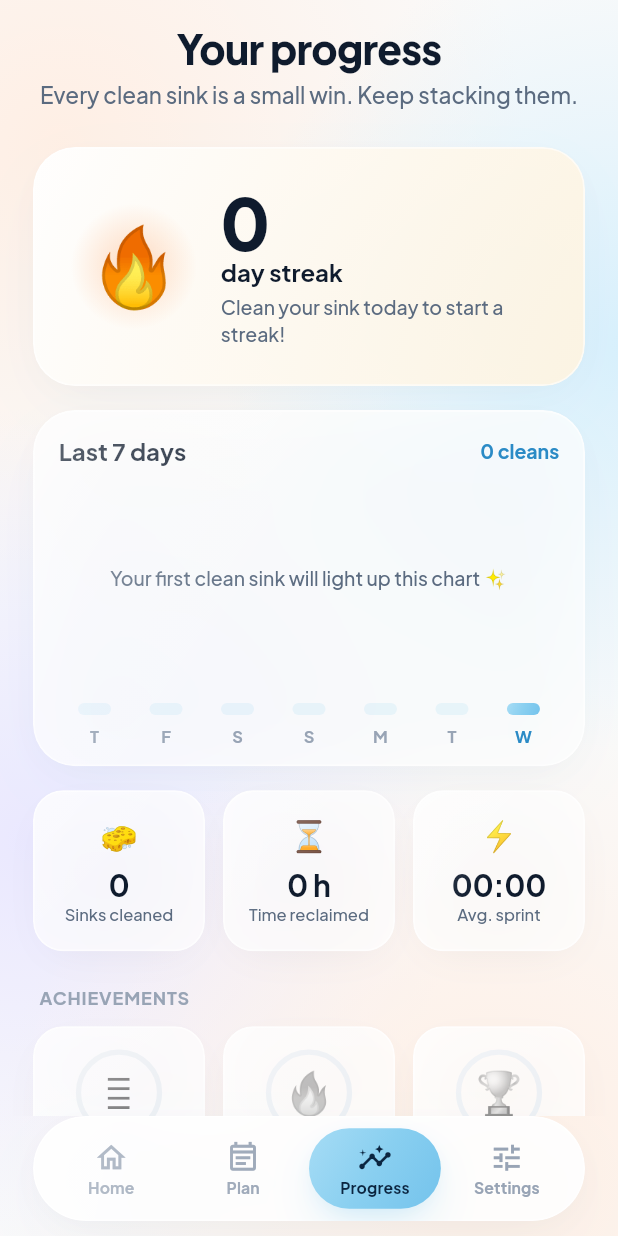
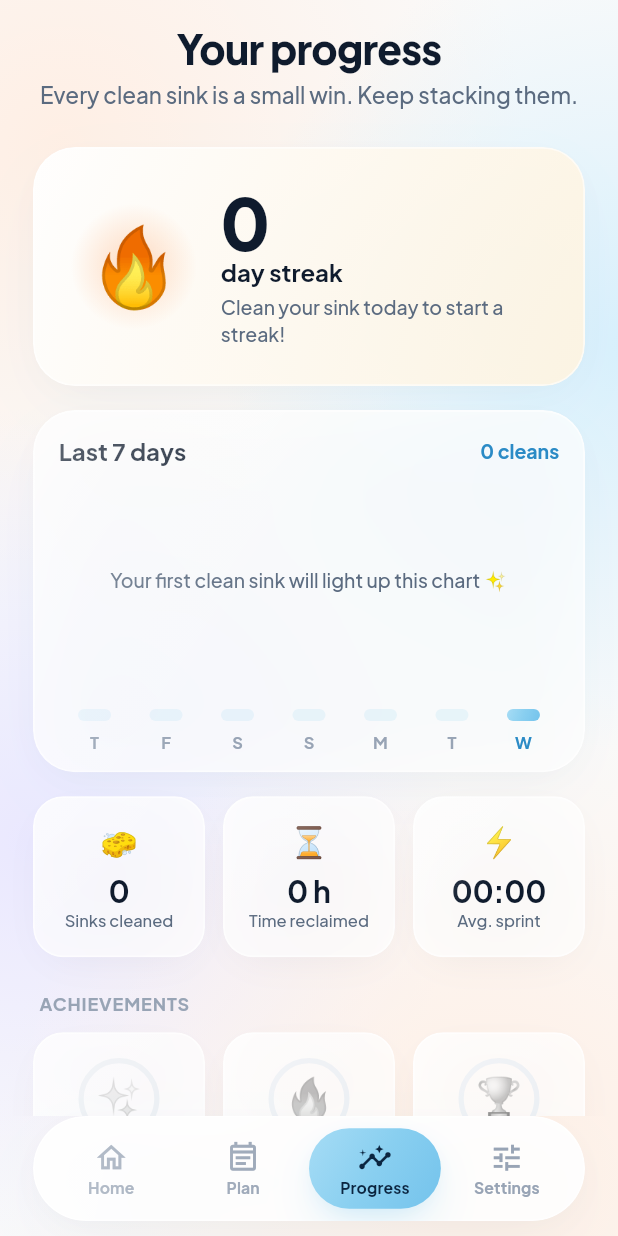
Before and after one commit to OSAMAFAHD-AFK/Sinkly, a Flutter app: the ProgressView screen opened by its route, on a phone screen of 412 x 824 dp. Run offline on Flutter 3.47's test engine with Material 3 defaults, Android fonts, the phone set to English and light mode, and no system bars; drawn by our look-alikes of flutter_animate; our stand-ins replace dartz, dio, equatable, flutter_bloc, font_awesome_flutter, get_it and 6 more; accounts and stored records are empty.

Commit message:
Update project features

```diff
--- a/lib/Features/Feature_08_Progress/data/models/achievement_badge_model.dart
+++ b/lib/Features/Feature_08_Progress/data/models/achievement_badge_model.dart
@@ -20,7 +20,9 @@ class AchievementBadgeModel extends Equatable {
     return [
       AchievementBadgeModel(
         id: 'first_clean',
-        emoji: '🫧',
+        // ✨ not 🫧: the bubbles emoji (Unicode 14) shows as an empty box on
+        // many Android phones.
+        emoji: '✨',
         titleKey: 'badge_first_clean',
         progress: ratio(stats.totalCleans, 1),
       ),
--- a/lib/Features/Feature_08_Progress/data/repos/progress_repo_impl.dart
+++ b/lib/Features/Feature_08_Progress/data/repos/progress_repo_impl.dart
@@ -8,7 +8,8 @@ class ProgressRepoImpl implements ProgressRepo {
   ProgressRepoImpl(this._local);
 
   final ProgressLocalDataSource _local;
-  static const int _recentLimit = 20;
+  /// History card shows only the latest few so it never grows out of hand.
+  static const int _recentLimit = 5;
 
   @override
   Stream<void> get dataChanges => _local.sessionsChanges.map((_) {});
--- a/lib/Features/Feature_08_Progress/presentation/views/widgets/achievement_badge_tile_widget.dart
+++ b/lib/Features/Feature_08_Progress/presentation/views/widgets/achievement_badge_tile_widget.dart
@@ -1,3 +1,5 @@
+import 'dart:math' as math;
+
 import 'package:flutter/material.dart';
 
 import '../../../../../core/utils/app_localizations.dart';
@@ -34,13 +36,18 @@ class AchievementBadgeTileWidget extends StatelessWidget {
             child: Stack(
               alignment: Alignment.center,
               children: [
-                SizedBox.expand(
-                  child: CircularProgressIndicator(
-                    value: badge.progress,
-                    strokeWidth: 3.5,
-                    strokeCap: StrokeCap.round,
-                    backgroundColor: AppColors.divider,
-                    valueColor: AlwaysStoppedAnimation(badge.isUnlocked ? AppColors.success : AppColors.primary),
+                // Fills from 0 to the real value when the tab opens.
+                Positioned.fill(
+                  child: TweenAnimationBuilder<double>(
+                    tween: Tween(begin: 0, end: badge.progress),
+                    duration: const Duration(milliseconds: 900),
+                    curve: Curves.easeOutCubic,
+                    builder: (context, value, _) => CustomPaint(
+                      painter: _ProgressRingPainter(
+                        progress: value,
+                        color: badge.isUnlocked ? AppColors.success : AppColors.primary,
+                      ),
+                    ),
                   ),
                 ),
                 if (badge.isUnlocked) emoji else ColorFiltered(colorFilter: _grayscale, child: emoji),
@@ -66,3 +73,48 @@ class AchievementBadgeTileWidget extends StatelessWidget {
     );
   }
 }
+
+/// Exact progress ring, clockwise from 12 o'clock.
+///
+/// Replaces Material's `CircularProgressIndicator`, whose current design adds
+/// rounded caps and a track gap on top of the sweep, so 5 / 10 visibly read
+/// past half. Here the round caps are drawn INSIDE the sweep: the colored
+/// arc, caps included, covers exactly [progress] of the circle.
+class _ProgressRingPainter extends CustomPainter {
+  _ProgressRingPainter({required this.progress, required this.color});
+
+  final double progress;
+  final Color color;
+
+  static const double _strokeWidth = 3.5;
+
+  @override
+  void paint(Canvas canvas, Size size) {
+    final radius = (size.shortestSide - _strokeWidth) / 2;
+    final rect = Rect.fromCircle(center: size.center(Offset.zero), radius: radius);
+    final paint = Paint()
+      ..style = PaintingStyle.stroke
+      ..strokeWidth = _strokeWidth;
+
+    canvas.drawCircle(rect.center, radius, paint..color = AppColors.divider);
+
+    final fraction = progress.clamp(0.0, 1.0);
+    if (fraction <= 0) return;
+    paint
+      ..color = color
+      ..strokeCap = fraction >= 1 ? StrokeCap.butt : StrokeCap.round;
+    if (fraction >= 1) {
+      canvas.drawCircle(rect.center, radius, paint);
+      return;
+    }
+    // Each round cap pokes out by half the stroke; pull both ends in by that
+    // angle so the visible length matches the value.
+    final capAngle = (_strokeWidth / 2) / radius;
+    final sweep = math.max(0.0, fraction * 2 * math.pi - 2 * capAngle);
+    canvas.drawArc(rect, -math.pi / 2 + capAngle, sweep, false, paint);
+  }
+
+  @override
+  bool shouldRepaint(covariant _ProgressRingPainter oldDelegate) =>
+      oldDelegate.progress != progress || oldDelegate.color != color;
+}
--- a/lib/Features/Feature_08_Progress/presentation/views/widgets/weekly_cleans_bar_chart_widget.dart
+++ b/lib/Features/Feature_08_Progress/presentation/views/widgets/weekly_cleans_bar_chart_widget.dart
@@ -17,7 +17,9 @@ class WeeklyCleansBarChartWidget extends StatelessWidget {
   @override
   Widget build(BuildContext context) {
     final maxValue = cleansPerDay.fold<int>(1, (max, value) => value > max ? value : max);
-    const chartHeight = 130.0;
+    // Room for the tallest bar + its count + the day label. The text part
+    // grows with the user's text size, so nothing spills out of the card.
+    final chartHeight = 130 + MediaQuery.textScalerOf(context).scale(44);
 
     return CustomCardContainer(
       padding: const EdgeInsets.fromLTRB(AppSpacing.md, AppSpacing.md, AppSpacing.md, AppSpacing.sm),
@@ -36,7 +38,7 @@ class WeeklyCleansBarChartWidget extends StatelessWidget {
           ),
           const SizedBox(height: AppSpacing.md),
           SizedBox(
-            height: chartHeight + 40,
+            height: chartHeight,
             child: Stack(
               children: [
                 Positioned.fill(
@@ -48,7 +50,6 @@ class WeeklyCleansBarChartWidget extends StatelessWidget {
                           child: _Bar(
                             value: cleansPerDay[i],
                             fraction: cleansPerDay[i] / maxValue,
-                            maxHeight: chartHeight,
                             isToday: i == cleansPerDay.length - 1,
                             delayMs: i * 70,
                             label: context.tr(
@@ -83,7 +84,6 @@ class _Bar extends StatelessWidget {
   const _Bar({
     required this.value,
     required this.fraction,
-    required this.maxHeight,
     required this.isToday,
     required this.delayMs,
     required this.label,
@@ -91,25 +91,48 @@ class _Bar extends StatelessWidget {
 
   final int value;
   final double fraction;
-  final double maxHeight;
   final bool isToday;
   final int delayMs;
   final String label;
 
+  static const double _minBarHeight = 8;
+  static const double _countGap = 4;
+
   @override
   Widget build(BuildContext context) {
+    final countStyle = AppTextStyles.label.copyWith(color: AppColors.ink, letterSpacing: 0);
+    return Column(
+      children: [
+        // The bar area takes whatever the day label leaves, and inside it the
+        // bar is sized from the MEASURED height of its count label, so the
+        // taller Arabic font can never push it past the card.
+        Expanded(
+          child: LayoutBuilder(
+            builder: (context, constraints) {
+              final countPainter = TextPainter(
+                text: TextSpan(text: '$value', style: countStyle),
+                textDirection: TextDirection.ltr,
+                textScaler: MediaQuery.textScalerOf(context),
+                maxLines: 1,
+              )..layout();
+              final countHeight = countPainter.height;
+              countPainter.dispose();
+              final maxBarHeight = (constraints.maxHeight - countHeight - _countGap).clamp(
+                _minBarHeight,
+                double.infinity,
+              );
               return Column(
                 mainAxisAlignment: MainAxisAlignment.end,
                 children: [
-        if (value > 0) Text('$value', style: AppTextStyles.label.copyWith(color: AppColors.ink, letterSpacing: 0)),
-        const SizedBox(height: 4),
+                  if (value > 0) Text('$value', maxLines: 1, style: countStyle),
+                  const SizedBox(height: _countGap),
                   TweenAnimationBuilder<double>(
                     tween: Tween(begin: 0, end: fraction),
                     duration: Duration(milliseconds: 700 + delayMs),
                     curve: Curves.easeOutCubic,
-          builder: (context, value, _) => Container(
+                    builder: (context, animated, _) => Container(
                       width: 22,
-            height: (maxHeight * value).clamp(8, maxHeight),
+                      height: (maxBarHeight * animated).clamp(_minBarHeight, maxBarHeight),
                       decoration: BoxDecoration(
                         gradient: isToday ? AppGradients.primaryButton : null,
                         color: isToday ? null : AppColors.primary.withValues(alpha: fraction == 0 ? 0.15 : 0.45),
@@ -118,9 +141,16 @@ class _Bar extends StatelessWidget {
                       ),
                     ),
                   ),
+                ],
+              );
+            },
+          ),
+        ),
         const SizedBox(height: 8),
         Text(
           label,
+          maxLines: 1,
+          overflow: TextOverflow.clip,
           style: AppTextStyles.label.copyWith(
             color: isToday ? AppColors.primaryInk : AppColors.inkMuted,
             fontSize: 11,
--- a/lib/Features/Feature_09_Settings/presentation/views/SettingsView.dart
+++ b/lib/Features/Feature_09_Settings/presentation/views/SettingsView.dart
@@ -16,13 +16,12 @@ import '../../../Feature_04_Subscription/presentation/manager/subscription_cubit
 import '../../data/data_sources/store_review_platform_data_source.dart';
 import '../manager/settings_cubit.dart';
 import 'widgets/settings_group_card_widget.dart';
-import 'widgets/settings_premium_card_widget.dart';
 import 'widgets/settings_profile_card_widget.dart';
 import 'widgets/settings_sheets_widget.dart';
 import 'widgets/settings_tile_widget.dart';
 import 'widgets/share_invite_sheet_widget.dart';
 
-/// Settings tab: profile, premium, preferences, community, account.
+/// Settings tab: profile, preferences, community, account.
 class SettingsView extends StatelessWidget {
   const SettingsView({super.key});
 
@@ -66,8 +65,6 @@ class SettingsView extends StatelessWidget {
           if (name != null) await cubit.updateUserName(name);
         },
       ),
-      const SizedBox(height: AppSpacing.md),
-      SettingsPremiumCardWidget(isPremium: isPremium, onUpgrade: () => context.push(AppRouter.kPaywallView)),
       const SizedBox(height: AppSpacing.lg),
       SettingsGroupCardWidget(
         title: context.tr('settings_group_preferences'),
```
Also changed, not shown: lib/Features/Feature_03_Feedback/presentation/views/FeedbackView.dart (+2 -6 lines), lib/Features/Feature_09_Settings/presentation/views/widgets/settings_premium_card_widget.dart (deleted, +0 -80 lines), lib/Features/Feature_09_Settings/presentation/views/widgets/settings_tile_widget.dart (+3 -4 lines), 1 other file. Lines whose indentation alone changed are shown as unchanged.
